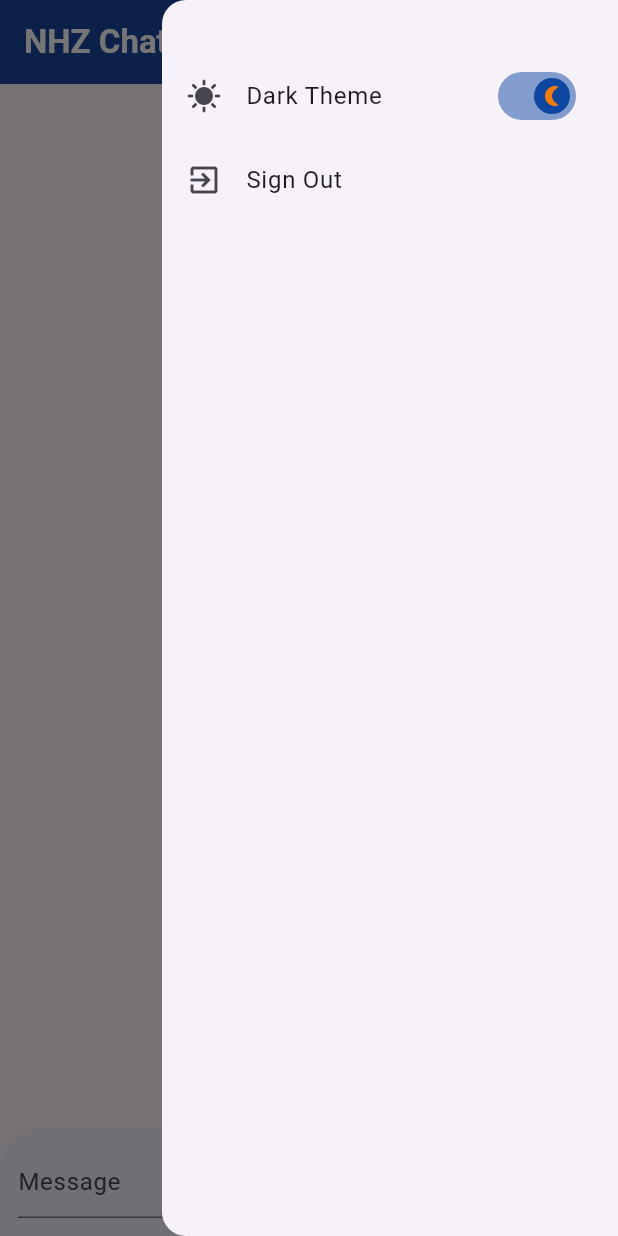
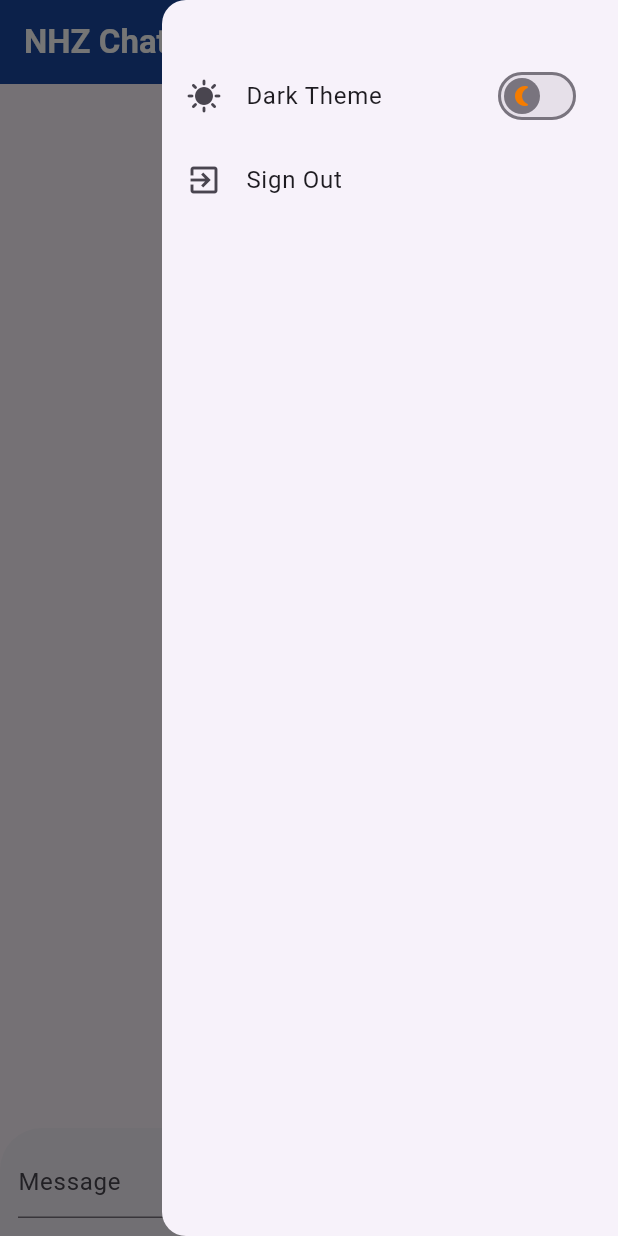
Before and after one commit to saefo97/NHZ-Chat, a Flutter app: the screen it shows once a user with an empty profile is signed in, after a tap on the "menu" icon, on a phone screen of 412 x 824 dp. Run offline on Flutter 3.47's test engine with Material 3 defaults, Android fonts, the phone set to English and light mode, and no system bars; our stand-ins replace animated_text_kit, cloud_firestore, firebase_auth, firebase_core, flutter_spinkit, shared_preferences; missing offline and left inert: neon_widgets; accounts and stored records are empty.

Commit message:
Final Commit

```diff
--- a/lib/main.dart
+++ b/lib/main.dart
@@ -3,13 +3,22 @@
 import 'package:flutter/material.dart';
 import 'package:nhzchat/components/loading_screen.dart';
 import 'package:nhzchat/screens/chat_page.dart';
+import 'package:nhzchat/theme_provider.dart';
+import 'package:provider/provider.dart';
 import 'screens/home_page.dart';
 
-Future<void> main()  async {
+Future<void> main() async {
   WidgetsFlutterBinding.ensureInitialized();
-  await Firebase.initializeApp(
+  await Firebase.initializeApp();
+
+  runApp(
+    MultiProvider(
+      providers: [
+        ChangeNotifierProvider(create: (context) => ThemeProvider()),
+      ],
+      child: MyApp(),
+    ),
   );
-  runApp(const MyApp());
 }
 
 class MyApp extends StatelessWidget {
@@ -17,8 +26,39 @@
 
   @override
   Widget build(BuildContext context) {
+    return Consumer<ThemeProvider>(
+      builder: (context, themeProvider, child) {
         return MaterialApp(
           debugShowCheckedModeBanner: false,
+          theme:  themeProvider.isDarkMode
+              ? ThemeData.dark()
+              : ThemeData(
+            appBarTheme: AppBarTheme(
+              backgroundColor: Colors.blue.shade900,
+              titleTextStyle: const TextStyle(
+                color: Colors.white,
+                fontWeight: FontWeight.bold,
+                fontSize: 22,
+              ),
+            ),
+            inputDecorationTheme: InputDecorationTheme(
+              errorBorder: OutlineInputBorder(
+                borderRadius: BorderRadius.circular(5),
+                borderSide: const BorderSide(
+                  color: Colors.red,
+                ),
+              ),
+              focusedErrorBorder: OutlineInputBorder(
+                borderRadius: BorderRadius.circular(5),
+                borderSide: const BorderSide(
+                  color: Colors.red,
+                ),
+              ),
+            ),
+            drawerTheme: const DrawerThemeData(
+              elevation: 6,
+            ),
+          ),
           home: StreamBuilder<User?>(
             stream: FirebaseAuth.instance.authStateChanges(),
             builder: (context, snapshot) {
@@ -33,32 +73,8 @@
               return const LoadingScreen();
             },
           ),
-      theme: ThemeData(
-          appBarTheme: AppBarTheme(
-          backgroundColor: Colors.blue.shade900,
-          titleTextStyle: const TextStyle(
-            color: Colors.white,
-            fontWeight: FontWeight.bold,
-            fontSize: 22,
-          )
-        ),
-        inputDecorationTheme: InputDecorationTheme(
-          errorBorder:OutlineInputBorder(
-              borderRadius: BorderRadius.circular(5),
-              borderSide: const BorderSide(
-                color: Colors.red,
-              )),
-          focusedErrorBorder: OutlineInputBorder(
-              borderRadius: BorderRadius.circular(5),
-              borderSide: const BorderSide(
-                color: Colors.red,
-              )),
-
-        ),
-        drawerTheme: const DrawerThemeData(
-          elevation: 6,
-        )
-      ),
+        );
+      },
     );
   }
 }
--- a/lib/screens/chat_page.dart
+++ b/lib/screens/chat_page.dart
@@ -1,19 +1,19 @@
 import 'package:cloud_firestore/cloud_firestore.dart';
 import 'package:firebase_auth/firebase_auth.dart';
 import 'package:flutter/material.dart';
+import 'package:nhzchat/components/loading_screen.dart';
+import 'package:provider/provider.dart';
 
 import '../auth_service.dart';
+import '../theme_provider.dart';
 
-class ChatScreen extends StatefulWidget {
+class ChatScreen extends StatelessWidget {
   ChatScreen({super.key});
 
-  @override
-  State<ChatScreen> createState() => _ChatScreenState();
-}
+  TextEditingController messageController = TextEditingController();
 
-class _ChatScreenState extends State<ChatScreen> {
-  TextEditingController messageController = TextEditingController();
   final AuthService _authService = AuthService();
+
   bool isSwitched = true;
 
   @override
@@ -32,7 +32,9 @@
             ),
             ListTile(
               leading: Icon(Icons.sunny),
-              trailing: Switch(
+              trailing: Consumer<ThemeProvider>(
+                builder: (context, themeProvider, child) {
+                 return Switch(
                     activeColor: Colors.blue.shade900,
                     thumbIcon: WidgetStateProperty.resolveWith<Icon?>(
                           (Set<WidgetState> states) {
@@ -43,11 +45,11 @@
                         }
                       },
                     ),
-                value: isSwitched,
+                    value: themeProvider.isDarkMode,
                     onChanged: (val) {
-                  setState(() {
-                    isSwitched = val; // تحديث قيمة السويتش
-                  });
+                      themeProvider.toggleTheme();
+                    },
+                  );
                 },
               ),
               title: Text("Dark Theme"),),
@@ -68,7 +70,7 @@
             .snapshots(),
         builder: (context, snapshot) {
           if (snapshot.connectionState == ConnectionState.waiting) {
-            return Center(child: CircularProgressIndicator()); // أثناء التحميل
+            return Center(child: LoadingScreen()); // أثناء التحميل
           }
 
           if (!snapshot.hasData || snapshot.data!.docs.isEmpty) {
--- /dev/null
+++ b/lib/theme_provider.dart
@@ -0,0 +1,29 @@
+import 'package:flutter/material.dart';
+import 'package:shared_preferences/shared_preferences.dart';
+
+class ThemeProvider with ChangeNotifier {
+  bool _isDarkMode = false;
+
+  bool get isDarkMode => _isDarkMode;
+
+  ThemeProvider() {
+    _loadTheme();
+  }
+
+  void toggleTheme() {
+    _isDarkMode = !_isDarkMode;
+    _saveTheme(_isDarkMode);
+    notifyListeners();
+  }
+
+  Future<void> _loadTheme() async {
+    final prefs = await SharedPreferences.getInstance();
+    _isDarkMode = prefs.getBool('isDarkMode') ?? false;
+    notifyListeners();
+  }
+
+  Future<void> _saveTheme(bool isDarkMode) async {
+    final prefs = await SharedPreferences.getInstance();
+    await prefs.setBool('isDarkMode', isDarkMode);
+  }
+}
--- a/pubspec.yaml
+++ b/pubspec.yaml
@@ -41,6 +41,8 @@
   firebase_auth: ^5.4.2
   cloud_firestore: ^5.6.3
   flutter_spinkit: ^5.2.1
+  provider: ^6.1.2
+  shared_preferences: ^2.5.2
 
 dev_dependencies:
   flutter_test:
```
Also changed, not shown: pubspec.lock, 1 other file. Lines whose indentation alone changed are shown as unchanged.
